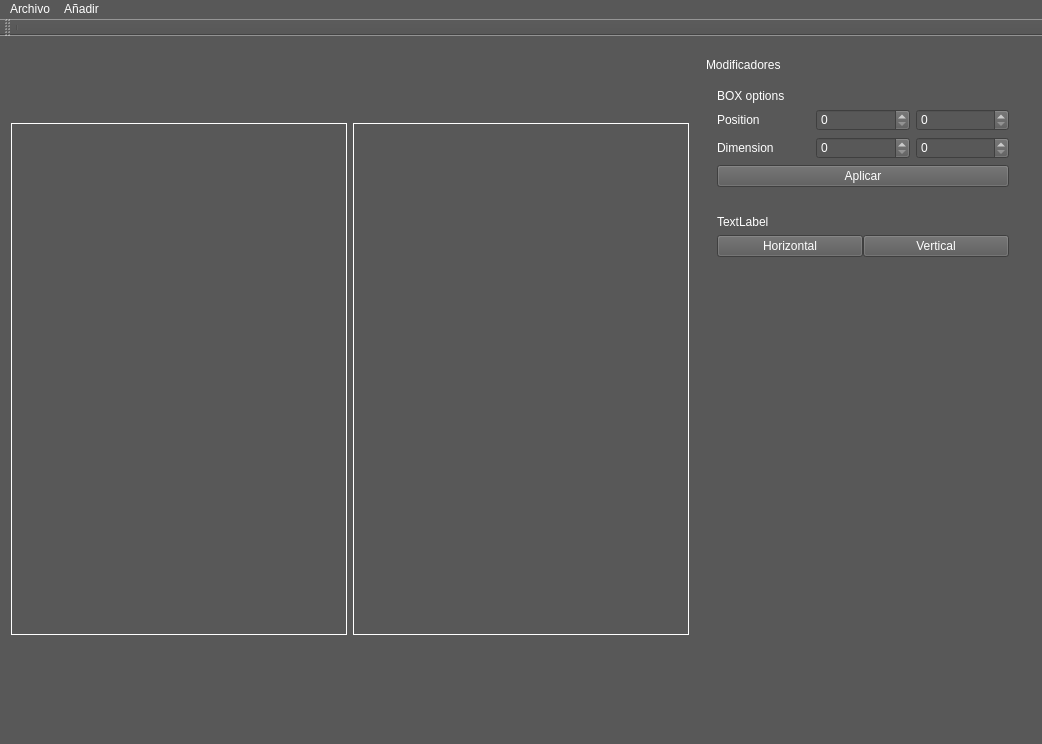
Before: the Qt Designer form TestQT1.ui in alvaro55cuartero/scanego, drawn with Qt 5.
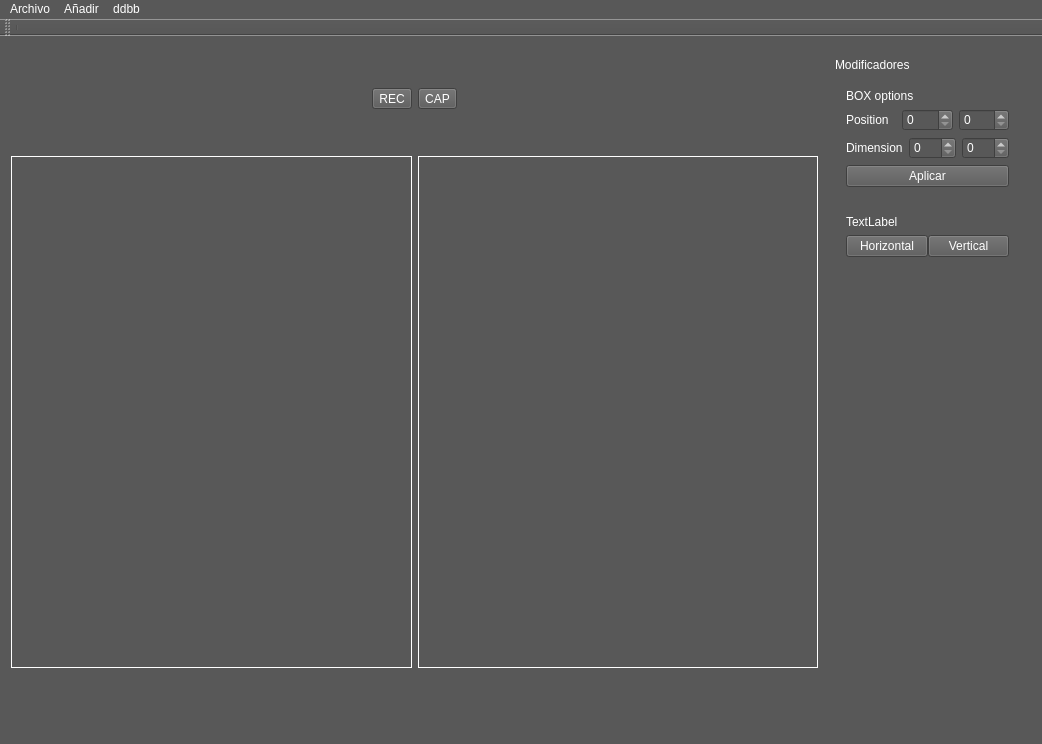
After: the same form once the commit is applied.

Diff of the .ui file:
```diff
--- a/TestQT1.ui
+++ b/TestQT1.ui
@@ -20,6 +20,57 @@
   <widget class="QWidget" name="centralWidget">
    <layout class="QHBoxLayout" name="horizontalLayout">
     <item>
+     <layout class="QVBoxLayout" name="verticalLayout">
+      <item>
+       <layout class="QHBoxLayout" name="horizontalLayout_6">
+        <item>
+         <spacer name="horizontalSpacer">
+          <property name="orientation">
+           <enum>Qt::Horizontal</enum>
+          </property>
+          <property name="sizeHint" stdset="0">
+           <size>
+            <width>40</width>
+            <height>20</height>
+           </size>
+          </property>
+         </spacer>
+        </item>
+        <item>
+         <widget class="QToolButton" name="toolButtonREC">
+          <property name="text">
+           <string>REC</string>
+          </property>
+          <property name="checkable">
+           <bool>true</bool>
+          </property>
+         </widget>
+        </item>
+        <item>
+         <widget class="QToolButton" name="toolButtonCAP">
+          <property name="text">
+           <string>CAP</string>
+          </property>
+         </widget>
+        </item>
+        <item>
+         <spacer name="horizontalSpacer_2">
+          <property name="orientation">
+           <enum>Qt::Horizontal</enum>
+          </property>
+          <property name="sizeHint" stdset="0">
+           <size>
+            <width>40</width>
+            <height>20</height>
+           </size>
+          </property>
+         </spacer>
+        </item>
+       </layout>
+      </item>
+      <item>
+       <layout class="QHBoxLayout" name="horizontalLayout_4">
+        <item>
      <widget class="QLabel" name="labelIn">
       <property name="enabled">
        <bool>true</bool>
@@ -69,6 +120,10 @@
       </property>
      </widget>
     </item>
+       </layout>
+      </item>
+     </layout>
+    </item>
     <item>
      <widget class="QWidget" name="widget" native="true">
       <property name="sizePolicy">
@@ -251,8 +306,15 @@
     <addaction name="actionMIN_MAX"/>
     <addaction name="actionTHRESH"/>
    </widget>
+   <widget class="QMenu" name="menuddbb">
+    <property name="title">
+     <string>ddbb</string>
+    </property>
+    <addaction name="actionAbrir_2"/>
+   </widget>
    <addaction name="menuArchivo"/>
    <addaction name="menuA_adir"/>
+   <addaction name="menuddbb"/>
   </widget>
   <widget class="QToolBar" name="mainToolBar">
    <attribute name="toolBarArea">
```
Left out of the diff: 5 changed lines with no effect on the pictures. Lines whose indentation alone changed are shown as unchanged.
